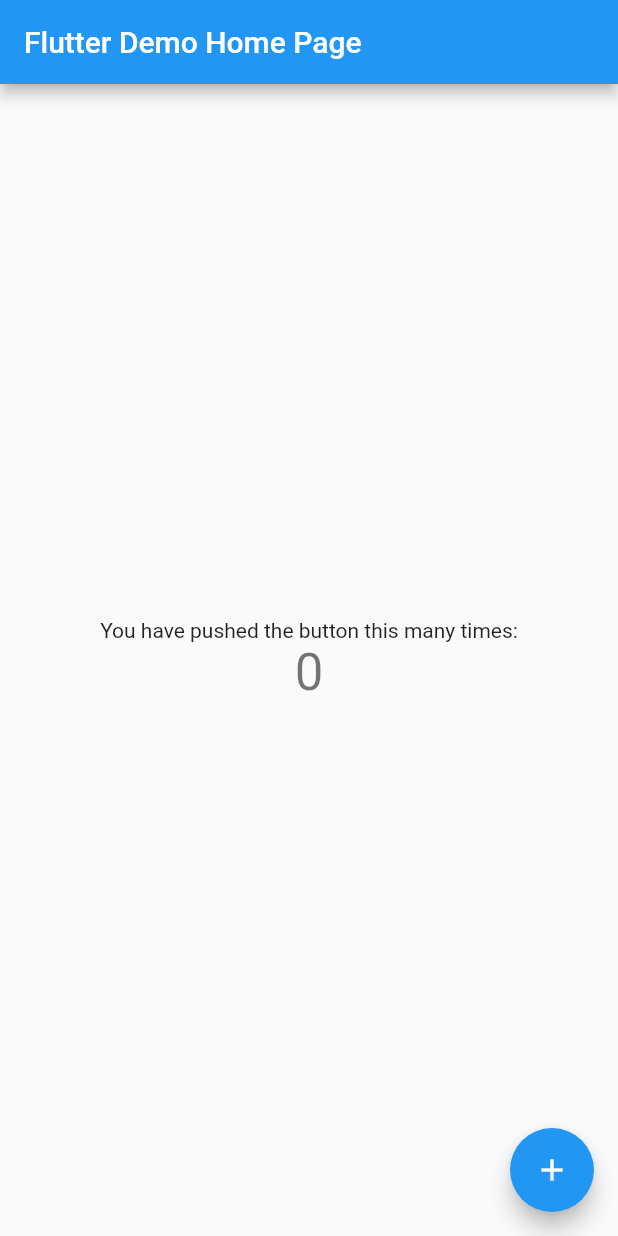
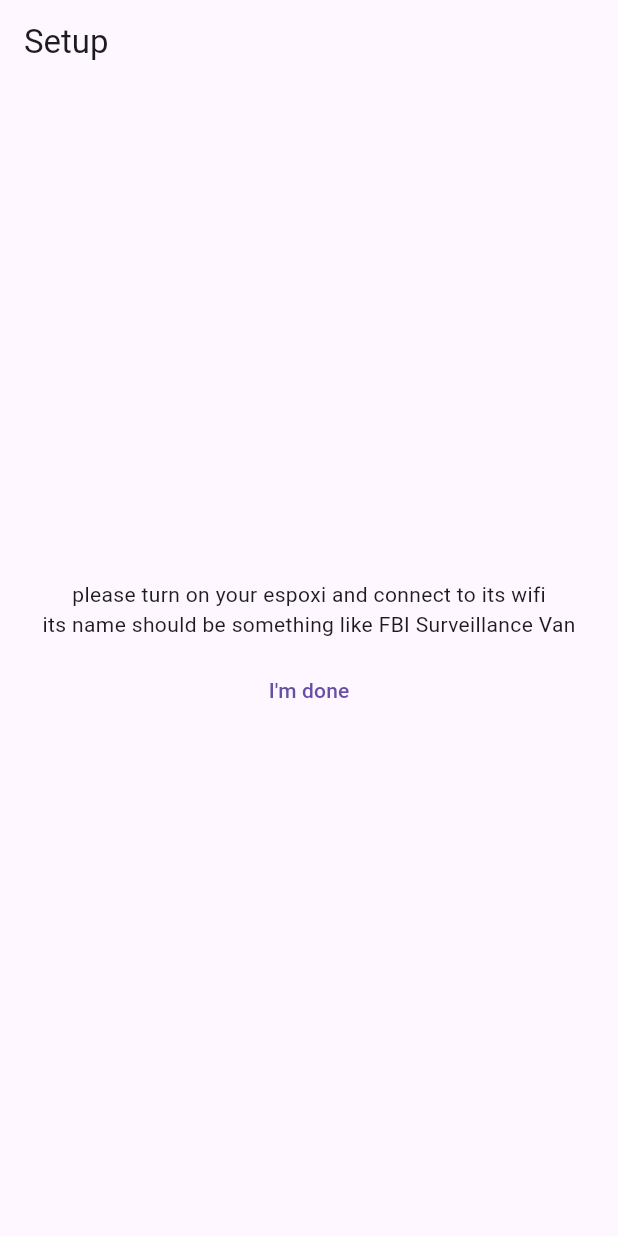
Before and after one commit to espoxi/default-app, a Flutter app: the screen it shows after launch, on a phone screen of 412 x 824 dp. Run offline on Flutter 3.47's test engine with Material 2 defaults, Android fonts, the phone set to English and light mode, and no system bars.

Commit message:
added some relevant stuff

```diff
--- /dev/null
+++ b/lib/config.dart
@@ -0,0 +1,3 @@
+import 'package:espoxiapp/data/wifi.dart';
+
+const WIFI_CREDS = Credentials(ssid: "FBI Surveillance Van", psk: "hunter22");
--- /dev/null
+++ b/lib/data/wifi.dart
@@ -0,0 +1,16 @@
+import 'package:espoxiapp/common/persistence.dart';
+import 'package:json_annotation/json_annotation.dart';
+part 'wifi.g.dart';
+
+@JsonSerializable()
+class Credentials implements Storable {
+  final String ssid;
+  final String psk;
+
+  const Credentials({required this.ssid, required this.psk});
+
+  factory Credentials.fromJson(Map<String, dynamic> json) =>
+      _$CredentialsFromJson(json);
+
+  Map<String, dynamic> toJson() => _$CredentialsToJson(this);
+}
--- a/lib/main.dart
+++ b/lib/main.dart
@@ -1,3 +1,4 @@
+import 'package:espoxiapp/pages/setup.dart';
 import 'package:flutter/material.dart';
 
 void main() {
@@ -13,103 +14,17 @@
     return MaterialApp(
       title: 'Flutter Demo',
       theme: ThemeData(
-        // This is the theme of your application.
-        //
-        // Try running your application with "flutter run". You'll see the
-        // application has a blue toolbar. Then, without quitting the app, try
-        // changing the primarySwatch below to Colors.green and then invoke
-        // "hot reload" (press "r" in the console where you ran "flutter run",
-        // or simply save your changes to "hot reload" in a Flutter IDE).
-        // Notice that the counter didn't reset back to zero; the application
-        // is not restarted.
-        primarySwatch: Colors.blue,
+        useMaterial3: true,
       ),
-      home: const MyHomePage(title: 'Flutter Demo Home Page'),
+      darkTheme: ThemeData(
+        brightness: Brightness.dark,
+        canvasColor: Colors.black,
+        backgroundColor: Colors.black,
+        scaffoldBackgroundColor: Colors.black,
+        cardColor: Colors.grey[900],
+        useMaterial3: true,
+      ),
+      home: const SetupPage(),
     );
   }
 }
-
-class MyHomePage extends StatefulWidget {
-  const MyHomePage({super.key, required this.title});
-
-  // This widget is the home page of your application. It is stateful, meaning
-  // that it has a State object (defined below) that contains fields that affect
-  // how it looks.
-
-  // This class is the configuration for the state. It holds the values (in this
-  // case the title) provided by the parent (in this case the App widget) and
-  // used by the build method of the State. Fields in a Widget subclass are
-  // always marked "final".
-
-  final String title;
-
-  @override
-  State<MyHomePage> createState() => _MyHomePageState();
-}
-
-class _MyHomePageState extends State<MyHomePage> {
-  int _counter = 0;
-
-  void _incrementCounter() {
-    setState(() {
-      // This call to setState tells the Flutter framework that something has
-      // changed in this State, which causes it to rerun the build method below
-      // so that the display can reflect the updated values. If we changed
-      // _counter without calling setState(), then the build method would not be
-      // called again, and so nothing would appear to happen.
-      _counter++;
-    });
-  }
-
-  @override
-  Widget build(BuildContext context) {
-    // This method is rerun every time setState is called, for instance as done
-    // by the _incrementCounter method above.
-    //
-    // The Flutter framework has been optimized to make rerunning build methods
-    // fast, so that you can just rebuild anything that needs updating rather
-    // than having to individually change instances of widgets.
-    return Scaffold(
-      appBar: AppBar(
-        // Here we take the value from the MyHomePage object that was created by
-        // the App.build method, and use it to set our appbar title.
-        title: Text(widget.title),
-      ),
-      body: Center(
-        // Center is a layout widget. It takes a single child and positions it
-        // in the middle of the parent.
-        child: Column(
-          // Column is also a layout widget. It takes a list of children and
-          // arranges them vertically. By default, it sizes itself to fit its
-          // children horizontally, and tries to be as tall as its parent.
-          //
-          // Invoke "debug painting" (press "p" in the console, choose the
-          // "Toggle Debug Paint" action from the Flutter Inspector in Android
-          // Studio, or the "Toggle Debug Paint" command in Visual Studio Code)
-          // to see the wireframe for each widget.
-          //
-          // Column has various properties to control how it sizes itself and
-          // how it positions its children. Here we use mainAxisAlignment to
-          // center the children vertically; the main axis here is the vertical
-          // axis because Columns are vertical (the cross axis would be
-          // horizontal).
-          mainAxisAlignment: MainAxisAlignment.center,
-          children: <Widget>[
-            const Text(
-              'You have pushed the button this many times:',
-            ),
-            Text(
-              '$_counter',
-              style: Theme.of(context).textTheme.headline4,
-            ),
-          ],
-        ),
-      ),
-      floatingActionButton: FloatingActionButton(
-        onPressed: _incrementCounter,
-        tooltip: 'Increment',
-        child: const Icon(Icons.add),
-      ), // This trailing comma makes auto-formatting nicer for build methods.
-    );
-  }
-}
--- /dev/null
+++ b/lib/pages/setup.dart
@@ -0,0 +1,84 @@
+import 'package:espoxiapp/common/persistence.dart';
+import 'package:espoxiapp/config.dart';
+import 'package:espoxiapp/data/wifi.dart';
+import 'package:espoxiapp/pages/loading.dart';
+import 'package:flutter/material.dart';
+
+import 'home.dart';
+
+const WIFICREDENTIALPATH = 'wificredentials';
+
+class SetupPage extends StatelessWidget {
+  const SetupPage({super.key});
+
+  @override
+  Widget build(BuildContext context) {
+    return FutureBuilder(
+        future: retrieve(Credentials.fromJson, WIFICREDENTIALPATH),
+        builder: (context, snapshot) {
+          if (snapshot.connectionState == ConnectionState.done) {
+            switch (snapshot.data) {
+              case null:
+                return ActualSetupPage();
+              default:
+                return const HomePage();
+            }
+          } else {
+            return const LoadingPage();
+          }
+        });
+  }
+}
+
+class ActualSetupPage extends StatefulWidget {
+  const ActualSetupPage({super.key});
+
+  @override
+  State<ActualSetupPage> createState() => _ActualSetupPageState();
+}
+
+class _ActualSetupPageState extends State<ActualSetupPage> {
+  bool isConnectedToCorrectNetwork = false;
+
+  @override
+  Widget build(BuildContext context) {
+    return Scaffold(
+      appBar: AppBar(
+        title: const Text('Setup'),
+      ),
+      body: Center(
+        child: Column(
+          mainAxisAlignment: MainAxisAlignment.center,
+          children: [
+            AnimatedSize(
+              duration: const Duration(milliseconds: 100),
+              child: Container(
+                height: isConnectedToCorrectNetwork ? 0 : null,
+                child: Column(
+                  mainAxisAlignment: MainAxisAlignment.center,
+                  children: [
+                    const Text(
+                        "please turn on your espoxi and connect to its wifi"),
+                    Text(
+                        "its name should be something like ${WIFI_CREDS.ssid}"),
+                  ],
+                ),
+              ),
+            ),
+            Padding(
+              padding: const EdgeInsets.all(10),
+              child: TextButton(
+                onPressed: () {
+                  setState(() {
+                    isConnectedToCorrectNetwork = true;
+                  });
+                },
+                child: const Text("I'm done"),
+              ),
+            ),
+          ],
+        ),
+      ),
+    );
+  }
+}
--- a/pubspec.yaml
+++ b/pubspec.yaml
@@ -36,6 +36,8 @@
   # The following adds the Cupertino Icons font to your application.
   # Use with the CupertinoIcons class for iOS style icons.
   cupertino_icons: ^1.0.2
+  json_annotation: ^4.7.0
+  path_provider: ^2.0.11
 
 dev_dependencies:
   flutter_test:
@@ -47,6 +49,8 @@
   # package. See that file for information about deactivating specific lint
   # rules and activating additional ones.
   flutter_lints: ^2.0.0
+  build_runner: ^2.3.2
+  json_serializable: ^6.5.4
 
 # For information on the generic Dart part of this file, see the
 # following page: https://dart.dev/tools/pub/pubspec
```
Also changed, not shown: lib/common/persistence.dart (added, +34 -0 lines), lib/pages/home.dart (added, +10 -0 lines), lib/pages/loading.dart (added, +14 -0 lines), lib/data/wifi.g.dart (added), pubspec.lock, 10 other files.
